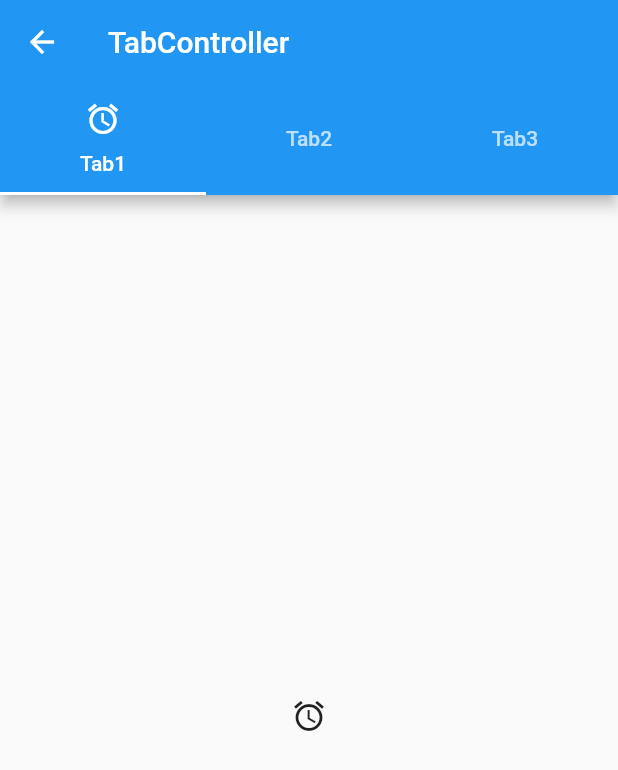
After one commit to junsuk5/flutter_tutorial, a Flutter app: the screen it shows after launch, after a tap on "TabController", on a phone screen of 412 x 824 dp. The commit adds this screen. Shown: the top 770 px of the screen. Run offline on Flutter 3.47's test engine with Material 2 defaults, Android fonts, the phone set to English and light mode, and no system bars.

Commit message:
TabController

```diff
--- a/lib/main.dart
+++ b/lib/main.dart
@@ -2,8 +2,9 @@ import 'package:flutter/material.dart';
 import 'package:flutter_tutorial/src/MyAnimatedContainer.dart';
 import 'package:flutter_tutorial/src/MyAnimatedOpacity.dart';
 import 'package:flutter_tutorial/src/MyDrawer.dart';
+import 'package:flutter_tutorial/src/MyOrientation.dart';
 import 'package:flutter_tutorial/src/MySnackBar.dart';
-import 'package:flutter_tutorial/src/MyOrientation.dart';
+import 'package:flutter_tutorial/src/MyTabController.dart';
 
 void main() => runApp(MyApp());
 
@@ -70,6 +71,13 @@ class _HomeState extends State<Home> {
                 MaterialPageRoute(builder: (context) => MyOrientation()));
           },
         ),
+        ListTile(
+          title: Text('TabController'),
+          onTap: () {
+            Navigator.push(context,
+                MaterialPageRoute(builder: (context) => MyTabController()));
+          },
+        ),
       ],
     );
   }
--- /dev/null
+++ b/lib/src/MyTabController.dart
@@ -0,0 +1,30 @@
+import 'package:flutter/material.dart';
+
+class MyTabController extends StatefulWidget {
+  @override
+  _MyTabControllerState createState() => _MyTabControllerState();
+}
+
+class _MyTabControllerState extends State<MyTabController> {
+  @override
+  Widget build(BuildContext context) {
+    return DefaultTabController(
+      child: Scaffold(
+        appBar: AppBar(
+          title: Text('TabController'),
+          bottom: TabBar(tabs: [
+            Tab(icon: Icon(Icons.access_alarm), text: 'Tab1',),
+            Text('Tab2'),
+            Text('Tab3'),
+          ]),
+        ),
+        body: TabBarView(children: [
+          Icon(Icons.access_alarm),
+          Center(child: Text('Tab2')),
+          Center(child: Text('Tab3')),
+        ]),
+      ),
+      length: 3,
+    );
+  }
+}
```
